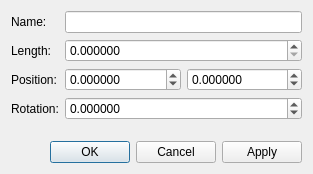
Old version of the form libs/librepcb/libraryeditor/sym/dialogs/symbolpinpropertiesdialog.ui in the repository LibrePCB/LibrePCB.
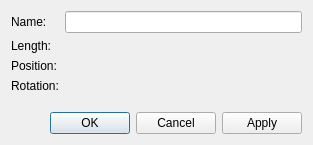
New version of the form. Custom widgets are drawn as their Qt base class.

Commit message: Use unit edit widgets where suitable

The edit to the form file:
```diff
--- a/libs/librepcb/libraryeditor/sym/dialogs/symbolpinpropertiesdialog.ui
+++ b/libs/librepcb/libraryeditor/sym/dialogs/symbolpinpropertiesdialog.ui
@@ -7,7 +7,7 @@
     <x>0</x>
     <y>0</y>
     <width>313</width>
-    <height>174</height>
+    <height>145</height>
    </rect>
   </property>
   <property name="windowTitle">
@@ -37,19 +37,6 @@
        </property>
       </widget>
      </item>
-     <item row="1" column="1">
-      <widget class="QDoubleSpinBox" name="spbLength">
-       <property name="decimals">
-        <number>6</number>
-       </property>
-       <property name="maximum">
-        <double>9999.000000000000000</double>
-       </property>
-       <property name="singleStep">
-        <double>2.540000000000000</double>
-       </property>
-      </widget>
-     </item>
      <item row="2" column="0">
       <widget class="QLabel" name="label_4">
        <property name="text">
@@ -60,36 +47,10 @@
      <item row="2" column="1">
       <layout class="QHBoxLayout" name="horizontalLayout">
        <item>
-        <widget class="QDoubleSpinBox" name="spbPosX">
-         <property name="decimals">
-          <number>6</number>
-         </property>
-         <property name="minimum">
-          <double>-9999.000000000000000</double>
-         </property>
-         <property name="maximum">
-          <double>9999.000000000000000</double>
-         </property>
-         <property name="singleStep">
-          <double>2.540000000000000</double>
-         </property>
-        </widget>
+        <widget class="librepcb::LengthEdit" name="edtPosX" native="true"/>
        </item>
        <item>
-        <widget class="QDoubleSpinBox" name="spbPosY">
-         <property name="decimals">
-          <number>6</number>
-         </property>
-         <property name="minimum">
-          <double>-9999.000000000000000</double>
-         </property>
-         <property name="maximum">
-          <double>9999.000000000000000</double>
-         </property>
-         <property name="singleStep">
-          <double>2.540000000000000</double>
-         </property>
-        </widget>
+        <widget class="librepcb::LengthEdit" name="edtPosY" native="true"/>
        </item>
       </layout>
      </item>
@@ -100,21 +61,11 @@
        </property>
       </widget>
      </item>
+     <item row="1" column="1">
+      <widget class="librepcb::UnsignedLengthEdit" name="edtLength" native="true"/>
+     </item>
      <item row="3" column="1">
-      <widget class="QDoubleSpinBox" name="spbRotation">
-       <property name="decimals">
-        <number>6</number>
-       </property>
-       <property name="minimum">
-        <double>-360.000000000000000</double>
-       </property>
-       <property name="maximum">
-        <double>360.000000000000000</double>
-       </property>
-       <property name="singleStep">
-        <double>45.000000000000000</double>
-       </property>
-      </widget>
+      <widget class="librepcb::AngleEdit" name="edtRotation" native="true"/>
      </item>
     </layout>
    </item>
@@ -130,6 +81,26 @@
    </item>
   </layout>
  </widget>
+ <customwidgets>
+  <customwidget>
+   <class>librepcb::LengthEdit</class>
+   <extends>QWidget</extends>
+   <header location="global">librepcb/common/widgets/lengthedit.h</header>
+   <container>1</container>
+  </customwidget>
+  <customwidget>
+   <class>librepcb::AngleEdit</class>
+   <extends>QWidget</extends>
+   <header location="global">librepcb/common/widgets/angleedit.h</header>
+   <container>1</container>
+  </customwidget>
+  <customwidget>
+   <class>librepcb::UnsignedLengthEdit</class>
+   <extends>QWidget</extends>
+   <header location="global">librepcb/common/widgets/unsignedlengthedit.h</header>
+   <container>1</container>
+  </customwidget>
+ </customwidgets>
  <resources/>
  <connections/>
 </ui>
```
The commit also changes 53 other files.
